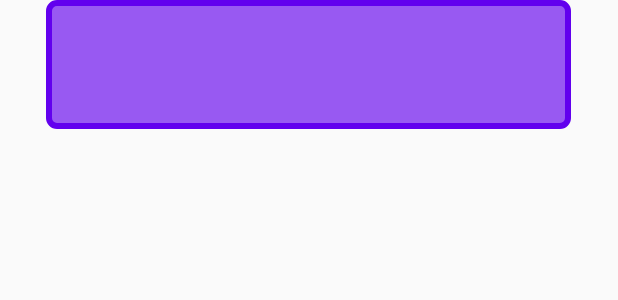
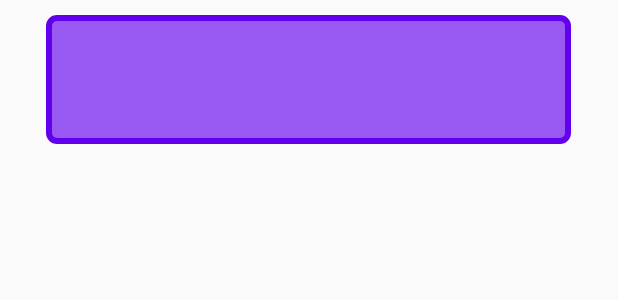
Before and after one commit to PotapovDmitriy/MyTestAndroidApplication, an Android app: the layout fragment_weather_item.xml on its own in the app's theme, with its tools: preview values and no code run, on a phone screen of 412 x 824 dp. Shown: the top 300 px of the screen. Run offline under Robolectric (Android 15) with nearby library versions, the phone set to English and light mode, and no system bars.

Commit message:
Поправил верстку в списке запросов

```diff
--- a/app/src/main/res/layout/fragment_weather_item.xml
+++ b/app/src/main/res/layout/fragment_weather_item.xml
@@ -8,13 +8,12 @@
     android:orientation="horizontal">
 
 
-
-
     <LinearLayout
         android:layout_width="match_parent"
         android:layout_height="match_parent"
+        android:layout_marginTop="10dp"
+        android:background="@drawable/background"
         android:orientation="vertical"
-        android:background="@drawable/background"
         android:padding="10dp">
 
         <TextView
--- a/app/src/main/res/layout/temp_list.xml
+++ b/app/src/main/res/layout/temp_list.xml
@@ -9,11 +9,10 @@
     <fragment
         android:id="@+id/weather_fragment"
         android:name="com.example.mytestandroidapplication.WeatherItemFragment"
-        android:layout_width="360dp"
+        android:layout_width="match_parent"
         android:layout_height="match_parent"
         android:layout_marginStart="24dp"
-        android:layout_marginTop="40dp"
-        android:layout_marginBottom="40dp"
+
         app:layout_constraintStart_toStartOf="parent"
         app:layout_constraintTop_toTopOf="parent"
         tools:layout="@layout/fragment_weather_item_list" />
```
